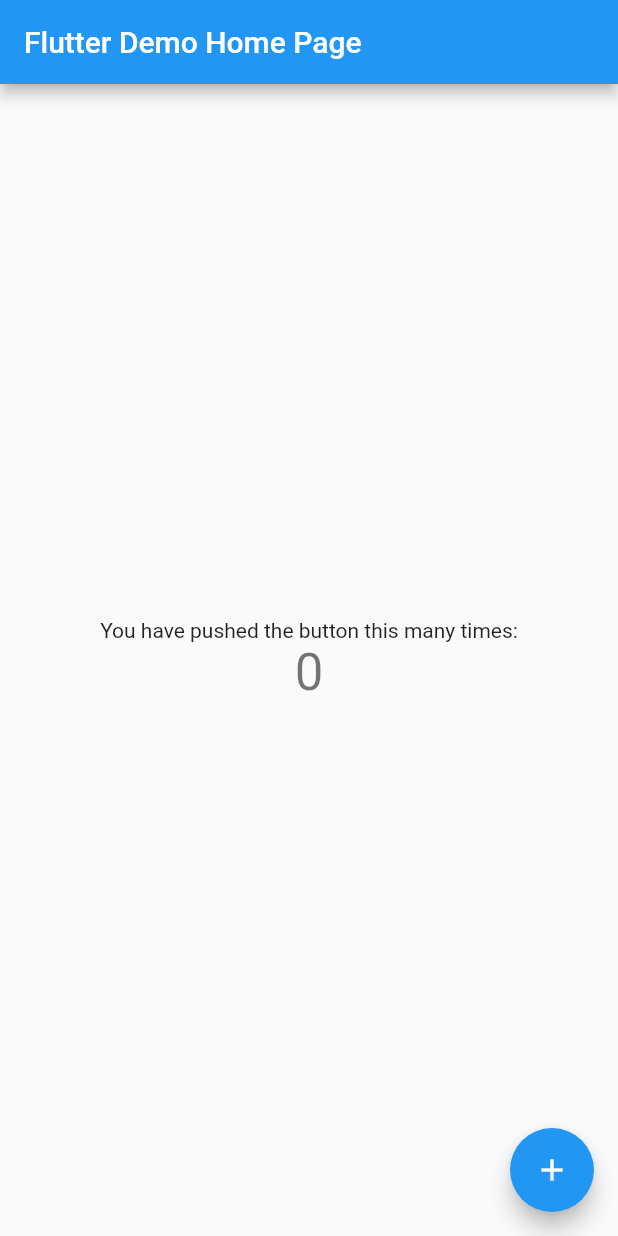
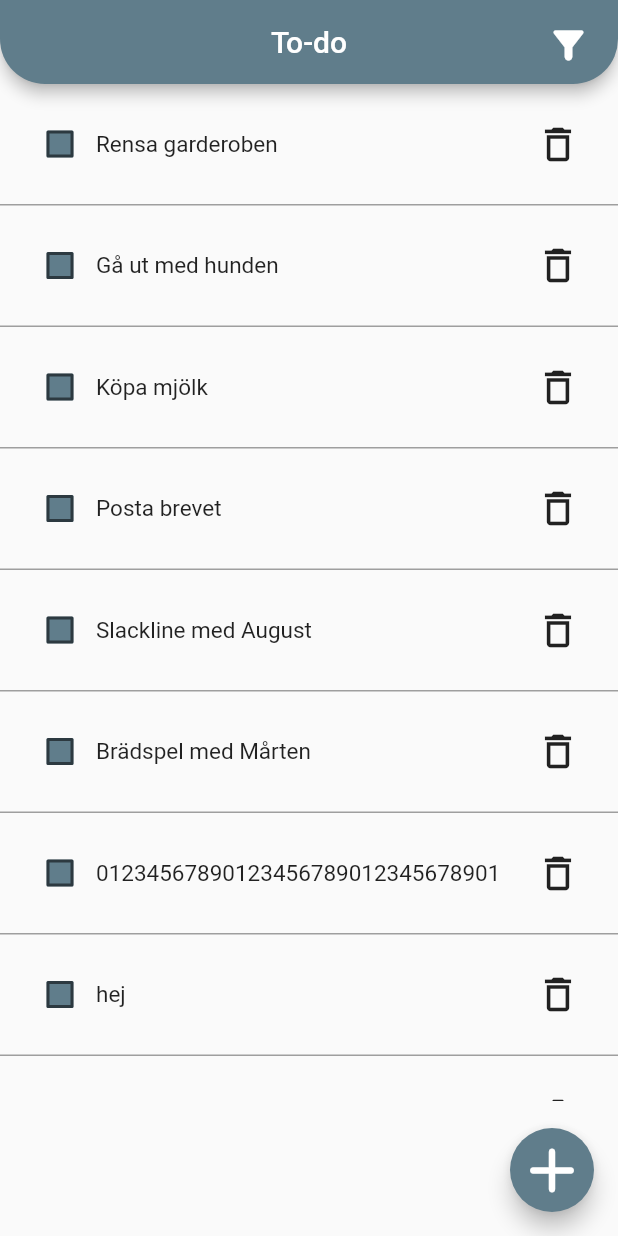
Before and after one commit to gu-tig333-ht22/guserigu, a Flutter app: the screen it shows after launch, on a phone screen of 412 x 824 dp. Run offline on Flutter 3.47's test engine with Material 2 defaults, Android fonts, the phone set to English and light mode, and no system bars.

Commit message:
Första commit

```diff
--- a/lib/main.dart
+++ b/lib/main.dart
@@ -5,111 +5,287 @@ void main() {
 }
 
 class MyApp extends StatelessWidget {
-  const MyApp({Key? key}) : super(key: key);
+  const MyApp({super.key});
 
-  // This widget is the root of your application.
   @override
   Widget build(BuildContext context) {
     return MaterialApp(
-      title: 'Flutter Demo',
+        debugShowCheckedModeBanner: false,
+        title: 'To-do',
         theme: ThemeData(
-        // This is the theme of your application.
-        //
-        // Try running your application with "flutter run". You'll see the
-        // application has a blue toolbar. Then, without quitting the app, try
-        // changing the primarySwatch below to Colors.green and then invoke
-        // "hot reload" (press "r" in the console where you ran "flutter run",
-        // or simply save your changes to "hot reload" in a Flutter IDE).
-        // Notice that the counter didn't reset back to zero; the application
-        // is not restarted.
-        primarySwatch: Colors.blue,
+          textTheme: const TextTheme(
+            bodyText2: TextStyle(fontSize: 15.0),
           ),
-      home: const MyHomePage(title: 'Flutter Demo Home Page'),
+        ),
+        home: const MainView());
+  }
+}
+
+// Startsida
+class MainView extends StatelessWidget {
+  const MainView({super.key});
+
+  @override
+  Widget build(BuildContext context) {
+    return Scaffold(
+      appBar: appBar(),
+      body: const TodoEntries(),
+      floatingActionButton: addEntryViewButton(context),
+    );
+  }
+
+  // Widget-metoder
+  PreferredSizeWidget appBar() {
+    return AppBar(
+        backgroundColor: Colors.blueGrey,
+        title: const Text('To-do'),
+        centerTitle: true,
+        shape: const RoundedRectangleBorder(
+            borderRadius: BorderRadius.vertical(bottom: Radius.circular(30))),
+        actions: const [FilterButton()]);
+  }
+
+  Widget addEntryViewButton(context) {
+    return FloatingActionButton(
+      backgroundColor: Colors.blueGrey,
+      child: const Icon(Icons.add_rounded, size: 50.0),
+      onPressed: () {
+        Navigator.push(
+            context, MaterialPageRoute(builder: (context) => AddEntryView()));
+      },
     );
   }
 }
 
-class MyHomePage extends StatefulWidget {
-  const MyHomePage({Key? key, required this.title}) : super(key: key);
-
-  // This widget is the home page of your application. It is stateful, meaning
-  // that it has a State object (defined below) that contains fields that affect
-  // how it looks.
-
-  // This class is the configuration for the state. It holds the values (in this
-  // case the title) provided by the parent (in this case the App widget) and
-  // used by the build method of the State. Fields in a Widget subclass are
-  // always marked "final".
-
-  final String title;
+// Klass med state för FilterButton
+class FilterButton extends StatefulWidget {
+  const FilterButton({super.key});
 
   @override
-  State<MyHomePage> createState() => _MyHomePageState();
+  State<FilterButton> createState() => FilterButtonState();
 }
 
-class _MyHomePageState extends State<MyHomePage> {
-  int _counter = 0;
-
-  void _incrementCounter() {
-    setState(() {
-      // This call to setState tells the Flutter framework that something has
-      // changed in this State, which causes it to rerun the build method below
-      // so that the display can reflect the updated values. If we changed
-      // _counter without calling setState(), then the build method would not be
-      // called again, and so nothing would appear to happen.
-      _counter++;
-    });
-  }
+class FilterButtonState extends State<FilterButton> {
+  String? filterValue = 'All';
 
   @override
   Widget build(BuildContext context) {
-    // This method is rerun every time setState is called, for instance as done
-    // by the _incrementCounter method above.
-    //
-    // The Flutter framework has been optimized to make rerunning build methods
-    // fast, so that you can just rebuild anything that needs updating rather
-    // than having to individually change instances of widgets.
-    return Scaffold(
-      appBar: AppBar(
-        // Here we take the value from the MyHomePage object that was created by
-        // the App.build method, and use it to set our appbar title.
-        title: Text(widget.title),
+    return Container(
+      margin: const EdgeInsets.only(right: 18.0, top: 5.0),
+      child: DropdownButtonHideUnderline(
+        child: DropdownButton(
+          icon: const Icon(Icons.filter_alt_rounded),
+          iconSize: 30.0,
+          iconEnabledColor: Colors.white,
+          style: const TextStyle(color: Colors.black),
+          items: [filterVal('All'), filterVal('Done'), filterVal('Not done')],
+          onChanged: (String? value) {
+            setState(() {
+              filterValue = value;
+            });
+          },
         ),
-      body: Center(
-        // Center is a layout widget. It takes a single child and positions it
-        // in the middle of the parent.
-        child: Column(
-          // Column is also a layout widget. It takes a list of children and
-          // arranges them vertically. By default, it sizes itself to fit its
-          // children horizontally, and tries to be as tall as its parent.
-          //
-          // Invoke "debug painting" (press "p" in the console, choose the
-          // "Toggle Debug Paint" action from the Flutter Inspector in Android
-          // Studio, or the "Toggle Debug Paint" command in Visual Studio Code)
-          // to see the wireframe for each widget.
-          //
-          // Column has various properties to control how it sizes itself and
-          // how it positions its children. Here we use mainAxisAlignment to
-          // center the children vertically; the main axis here is the vertical
-          // axis because Columns are vertical (the cross axis would be
-          // horizontal).
-          mainAxisAlignment: MainAxisAlignment.center,
-          children: <Widget>[
-            const Text(
-              'You have pushed the button this many times:',
       ),
-            Text(
-              '$_counter',
-              style: Theme.of(context).textTheme.headline4,
+    );
+  }
+
+  DropdownMenuItem<String> filterVal(String value) {
+    return DropdownMenuItem<String>(value: value, child: Text(value));
+  }
+}
+
+// Stateful widget för lista med todo-entries
+
+class TodoEntries extends StatefulWidget {
+  const TodoEntries({super.key});
+
+  @override
+  State<TodoEntries> createState() => _TodoEntriesState();
+}
+
+class _TodoEntriesState extends State<TodoEntries> {
+  final entries = <String>[
+    'Rensa garderoben',
+    'Gå ut med hunden',
+    'Köpa mjölk',
+    'Posta brevet',
+    'Slackline med August',
+    'Brädspel med Mårten',
+    '01234567890123456789012345678901',
+    'hej',
+    'hej',
+    'hej',
+  ];
+
+  final isChecked = <bool>[
+    false,
+    false,
+    false,
+    false,
+    false,
+    false,
+    false,
+    false,
+    false,
+    false
+  ];
+
+  @override
+  Widget build(BuildContext context) {
+    return Column(
+      children: [
+        Expanded(
+          child: ListView.builder(
+            itemCount: entries.length,
+            itemBuilder: (context, int index) {
+              return entry(index);
+            },
           ),
+        ),
+        const SizedBox(height: 90)
+      ],
+    );
+  }
+
+  // Widget-metoder
+
+  Widget entry(int index) {
+    return Container(
+      padding: const EdgeInsets.all(16.0),
+      decoration: const BoxDecoration(
+        border: Border(
+          bottom: BorderSide(color: Colors.grey),
+        ),
+      ),
+      child: Row(
+        children: [
+          entryCheckbox(index),
+          entryText(index),
+          deleteEntryButton(index),
         ],
       ),
+    );
+  }
+
+  Widget entryCheckbox(int index) {
+    return Checkbox(
+      fillColor: MaterialStateProperty.resolveWith(getColor),
+      value: isChecked[index],
+      onChanged: (bool? newValue) {
+        setState(
+          () {
+            isChecked[index] = newValue!;
+          },
+        );
+      },
+    );
+  }
+
+  Widget entryText(int index) {
+    return Expanded(
+      child: Text(
+        entries[index],
+        style: isChecked[index]
+            ? const TextStyle(
+                decoration: TextDecoration.lineThrough, color: Colors.grey)
+            : const TextStyle(),
+        overflow: TextOverflow.ellipsis,
       ),
-      floatingActionButton: FloatingActionButton(
-        onPressed: _incrementCounter,
-        tooltip: 'Increment',
-        child: const Icon(Icons.add),
-      ), // This trailing comma makes auto-formatting nicer for build methods.
+    );
+  }
+
+  Widget deleteEntryButton(int index) {
+    return IconButton(
+      icon: const Icon(
+        Icons.delete_outline,
+        size: 30,
+      ),
+      onPressed: () {
+        deleteEntry(entries, index);
+      },
+    );
+  }
+
+  Color getColor(Set<MaterialState> states) {
+    return Colors.blueGrey;
+  }
+
+  // Funktionella metoder
+  void deleteEntry(List entryList, int index) {
+    setState(() {
+      entryList.removeAt(index);
+      isChecked.removeAt(index);
+    });
+  }
+}
+
+// Nästa view för att lägga till entries
+
+class AddEntryView extends StatelessWidget {
+  AddEntryView({super.key});
+
+  String newEntryText = '';
+
+  @override
+  Widget build(BuildContext context) {
+    return Scaffold(
+      appBar: appBar(),
+      body: body(),
+    );
+  }
+
+  PreferredSizeWidget appBar() {
+    return AppBar(
+        backgroundColor: Colors.blueGrey,
+        title: const Text('To-do'),
+        shape: const RoundedRectangleBorder(
+            borderRadius: BorderRadius.vertical(bottom: Radius.circular(30))),
+        centerTitle: true);
+  }
+
+  Widget body() {
+    return Container(
+      padding: const EdgeInsets.all(20.0),
+      child: Column(
+        children: [
+          Spacer(),
+          addEntryTextField(),
+          spacing(),
+          addEntryButton(),
+          Spacer()
+        ],
+      ),
+    );
+  }
+
+  // GÖR TILL STATEFUL
+
+  Widget addEntryTextField() {
+    return TextField(
+      maxLength: 31,
+      onChanged: (text) {
+        newEntryText = text;
+      },
+      decoration: const InputDecoration(
+        border: OutlineInputBorder(borderSide: BorderSide()),
+        contentPadding: EdgeInsets.all(10.0),
+        hintText: 'What are you going to do?',
+      ),
+    );
+  }
+
+  Widget addEntryButton() {
+    return TextButton.icon(
+      onPressed: () {},
+      icon: const Icon(Icons.add),
+      label: const Text('Add'),
+      style: TextButton.styleFrom(primary: Colors.blueGrey),
+    );
+  }
+
+  Widget spacing() {
+    return const SizedBox(
+      height: 10.0,
     );
   }
 }
```
Lines whose indentation alone changed are shown as unchanged.
